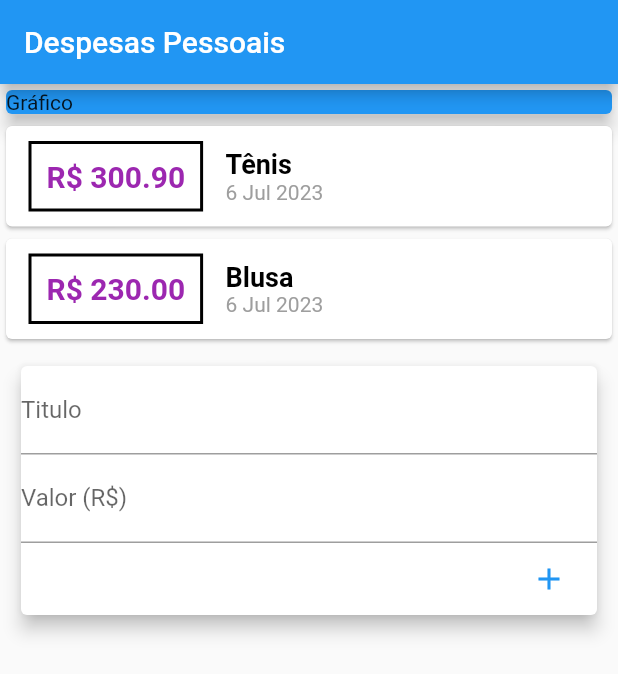
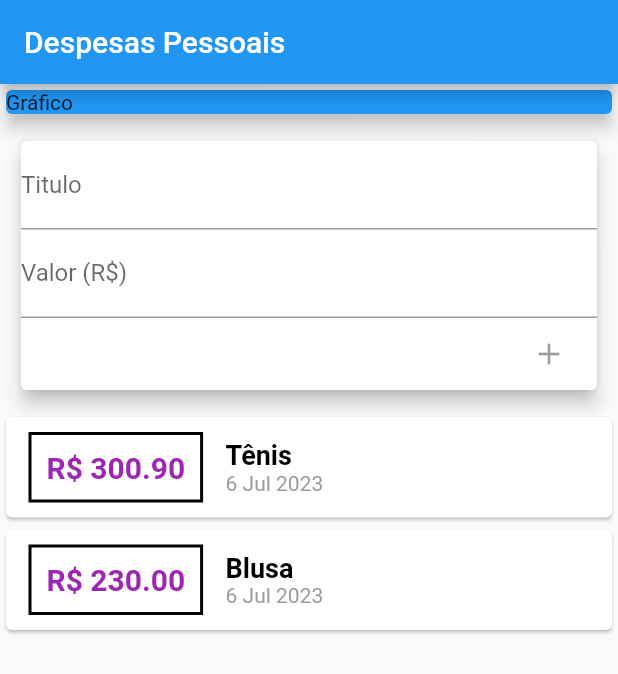
Before and after one commit to guilhermeoliveirac/App_despesas, a Flutter app: the screen it shows after launch, on a phone screen of 412 x 824 dp. Shown: the top 674 px of the screen. Run offline on Flutter 3.47's test engine with Material 2 defaults, Android fonts, the phone set to English and light mode, and no system bars.

Commit message:
feito correção no código e adição de functions para melhorar o fluxo do usuário

```diff
--- a/lib/components/transaction_form.dart
+++ b/lib/components/transaction_form.dart
@@ -9,6 +9,15 @@ class TransactionForm extends StatelessWidget {
 
   TransactionForm(this.onSubmit);
 
+  _submitForm(){
+  final title = titleController.text;
+  final value = double.tryParse(valueController.text)?? 0.0;
+  if(title.isEmpty || value<=0){
+    return;
+  }
+  onSubmit(title,value);
+
+  }
   @override
   Widget build(BuildContext context) {
     return Padding(
@@ -20,10 +29,13 @@ class TransactionForm extends StatelessWidget {
               TextField(
                 controller: titleController,
                 //onChanged: (newValue)=> title = (newValue),
+                onSubmitted: (_) => _submitForm(),
                 decoration: const InputDecoration(labelText: 'Titulo'),
               ),
               TextField(
                 controller: valueController,
+                keyboardType: TextInputType.numberWithOptions(decimal: true),
+                onSubmitted: (_) => _submitForm(),
                 //onChanged: (newValue)=> value = (newValue),
                 decoration: const InputDecoration(labelText: 'Valor (R\$)'),
               ),
@@ -34,11 +46,7 @@ class TransactionForm extends StatelessWidget {
                       //style: TextButton.styleFrom(foregroundColor: Colors.green)
                       //ButtonStyle(backgroundColor: MaterialStatePropertyAll(Colors.purple)),
                       child: Icon(Icons.add),
-                      onPressed: () {
-                        final title = titleController.text;
-                        final value = double.tryParse(valueController.text)?? 0.0;
-                        onSubmit(title,value);
-                      }),
+                      onPressed: (_submitForm())),
                 ],
               )
             ],
--- a/lib/components/transaction_list.dart
+++ b/lib/components/transaction_list.dart
@@ -5,13 +5,15 @@ import 'package:intl/intl.dart';
 class TransactionList extends StatelessWidget {
   final List<Transaction> transactions;
 
-
-  TransactionList(this.transactions);
-
+  TransactionList(this.transactions, {Key? key}):super(key: key);
   @override
   Widget build(BuildContext context) {
-    return Column(
-      children: transactions.map((tr) {
+    return SizedBox(
+      height: 600,
+      child: ListView.builder(
+        itemCount: transactions.length,
+        itemBuilder: (cxt, index){
+    final tr = transactions[index];
           return Card(
             child: Row(children: [
               Container(
@@ -49,7 +51,9 @@ class TransactionList extends StatelessWidget {
               )
             ]),
           );
-      }).toList(),
+        },
+
+      ),
     );
   }
 }
--- a/lib/components/transaction_user.dart
+++ b/lib/components/transaction_user.dart
@@ -36,8 +36,8 @@ class _TransactionUserState extends State<TransactionUser> {
   Widget build(BuildContext context) {
     return Column(
       children: [
+        TransactionForm(_addTransaction),
         TransactionList(_transactions),
-        TransactionForm(_addTransaction),
       ],
     );
   }
--- a/lib/main.dart
+++ b/lib/main.dart
@@ -25,7 +25,9 @@ class MyHomePage extends StatelessWidget {
       appBar: AppBar(
         title: const Text('Despesas Pessoais'),
       ),
-      body: Column(
+      body: SingleChildScrollView(
+        // AQUI CONSEGUIMOS PASSAR ALÉM DA TELA, REMOVENDO O LIMITECon
+        child: Column(
             //mainAxisAlignment: MainAxisAlignment.spaceAround,
             crossAxisAlignment: CrossAxisAlignment.stretch,
             children: [
@@ -39,6 +41,7 @@ class MyHomePage extends StatelessWidget {
               ),
               TransactionUser(),
             ]),
+      ),
     );
   }
 }
```
Lines whose indentation alone changed are shown as unchanged.
